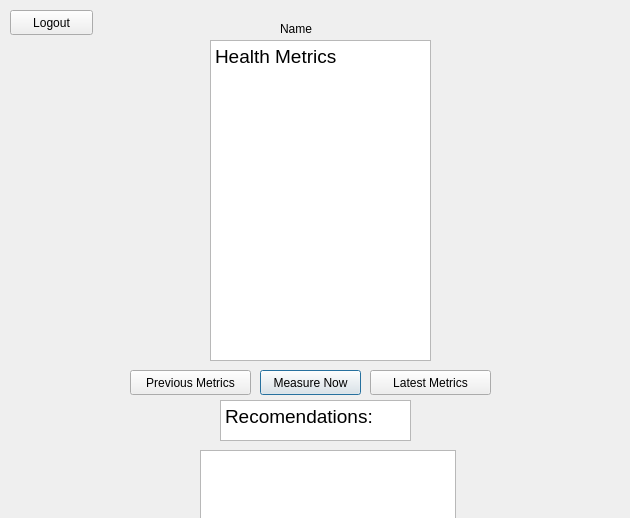
The window that RadoTech_Device-main/RaDoTech_Device/HomeScreenPage.ui (Liam02/RadoTech_Device) describes before a commit, drawn with Qt 5.
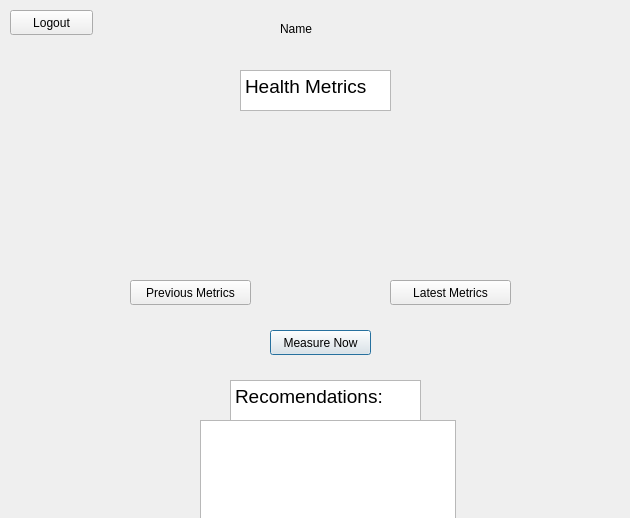
The same window after the commit.

Patch:
```diff
--- a/RadoTech_Device-main/RaDoTech_Device/HomeScreenPage.ui
+++ b/RadoTech_Device-main/RaDoTech_Device/HomeScreenPage.ui
@@ -16,8 +16,8 @@
   <widget class="QPushButton" name="MeasureNowButton">
    <property name="geometry">
     <rect>
-     <x>260</x>
-     <y>370</y>
+     <x>270</x>
+     <y>330</y>
      <width>101</width>
      <height>25</height>
     </rect>
@@ -29,10 +29,10 @@
   <widget class="QTextBrowser" name="textBrowser">
    <property name="geometry">
     <rect>
-     <x>210</x>
-     <y>40</y>
-     <width>221</width>
-     <height>321</height>
+     <x>240</x>
+     <y>70</y>
+     <width>151</width>
+     <height>41</height>
     </rect>
    </property>
    <property name="html">
@@ -59,8 +59,8 @@
   <widget class="QTextBrowser" name="textBrowser_2">
    <property name="geometry">
     <rect>
-     <x>220</x>
-     <y>400</y>
+     <x>230</x>
+     <y>380</y>
      <width>191</width>
      <height>41</height>
     </rect>
@@ -77,7 +77,7 @@
    <property name="geometry">
     <rect>
      <x>130</x>
-     <y>370</y>
+     <y>280</y>
      <width>121</width>
      <height>25</height>
     </rect>
@@ -89,8 +89,8 @@
   <widget class="QPushButton" name="latest">
    <property name="geometry">
     <rect>
-     <x>370</x>
-     <y>370</y>
+     <x>390</x>
+     <y>280</y>
      <width>121</width>
      <height>25</height>
     </rect>
@@ -103,9 +103,9 @@
    <property name="geometry">
     <rect>
      <x>200</x>
-     <y>450</y>
+     <y>420</y>
      <width>256</width>
-     <height>71</height>
+     <height>101</height>
     </rect>
    </property>
   </widget>
```
Left out of the diff: 6 changed lines with no effect on the pictures.
